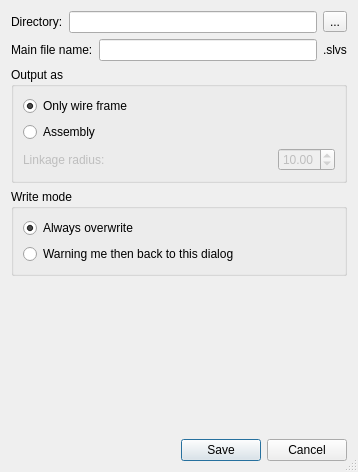
The window that core/io/slvs/output_option.ui (KmolYuan/Pyslvs-UI) describes before a commit, drawn with Qt 5.
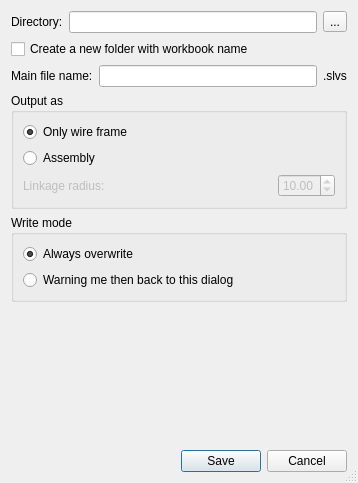
The same window after the commit. Icons and pictures are not drawn.

Commit message: Add "Create new folder" option when saving *.slvs format.

```diff
--- a/core/io/slvs/output_option.ui
+++ b/core/io/slvs/output_option.ui
@@ -7,7 +7,7 @@
     <x>0</x>
     <y>0</y>
     <width>358</width>
-    <height>472</height>
+    <height>483</height>
    </rect>
   </property>
   <property name="windowTitle">
@@ -49,6 +49,13 @@
      </item>
     </layout>
    </item>
+   <item>
+    <widget class="QCheckBox" name="newfolder_option">
+     <property name="text">
+      <string>Create a new folder with workbook name</string>
+     </property>
+    </widget>
+   </item>
    <item>
     <layout class="QHBoxLayout" name="horizontalLayout_3">
      <item>
```
The commit also changes 4 other files.
